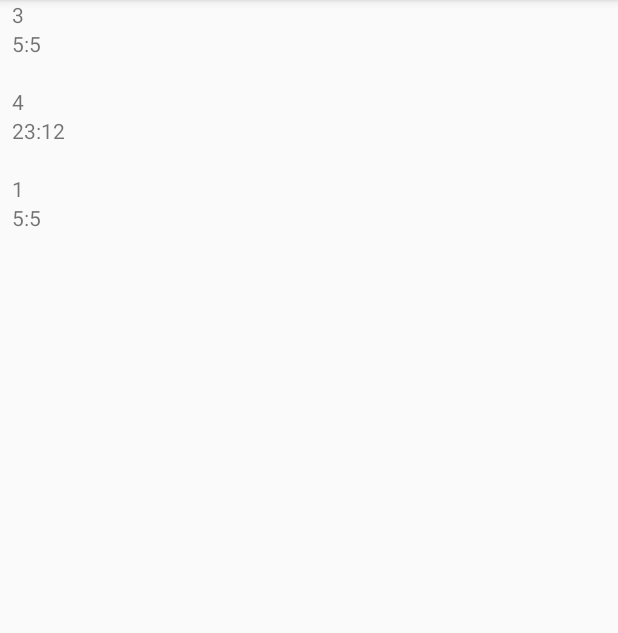
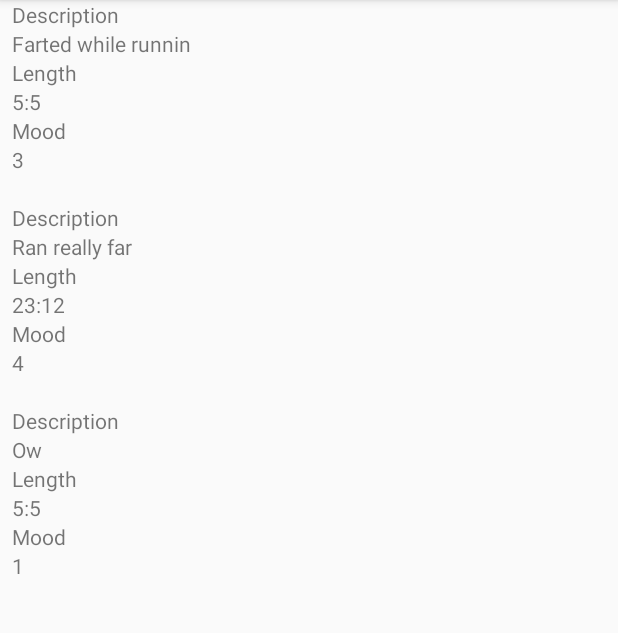
Before and after one commit to MichaelJahns/Health-Tracker, an Android app: the streamEntryActivity screen opened directly, with no data from a screen before it, on a phone screen of 412 x 824 dp, the part 84-717 px from its top. Run offline under Robolectric (Android 15) with nearby library versions, the phone set to English and light mode, and no system bars; our stand-ins replace Room's generated code.

Commit message:
Finishes recycler view

```diff
--- a/app/src/main/java/com/example/healthtracker/EntryLayoutAdapter.java
+++ b/app/src/main/java/com/example/healthtracker/EntryLayoutAdapter.java
@@ -28,7 +28,7 @@ public class EntryLayoutAdapter extends RecyclerView.Adapter<EntryLayoutAdapter.
         public void setEntry(Entry entry){
             this.textDescription.setText(String.format("%s", entry.getDescription()));
             this.textLength.setText(String.format("%s", entry.getLength()));
-            this.textDescription.setText(String.format("%d", entry.getMood()));
+            this.textMood.setText(String.format("%d", entry.getMood()));
         }
     }
 
--- a/app/src/main/res/layout/single_entry.xml
+++ b/app/src/main/res/layout/single_entry.xml
@@ -2,6 +2,12 @@
     android:layout_width="match_parent"
     android:layout_height="wrap_content"
     android:orientation="vertical">
+
+    <TextView
+        android:id="@+id/labelDescription"
+        android:layout_width="match_parent"
+        android:layout_height="wrap_content"
+        android:text="Description" />
 
     <TextView
         android:id="@+id/text_description"
@@ -9,12 +15,29 @@
         android:layout_height="wrap_content" />
 
     <TextView
+        android:id="@+id/labelLength"
+        android:layout_width="match_parent"
+        android:layout_height="wrap_content"
+        android:text="Length" />
+
+    <TextView
         android:id="@+id/text_length"
         android:layout_width="match_parent"
         android:layout_height="wrap_content" />
 
     <TextView
+        android:id="@+id/labelMood"
+        android:layout_width="match_parent"
+        android:layout_height="wrap_content"
+        android:text="Mood" />
+
+    <TextView
         android:id="@+id/text_mood"
         android:layout_width="match_parent"
         android:layout_height="wrap_content" />
+
+    <TextView
+        android:id="@+id/spacer"
+        android:layout_width="match_parent"
+        android:layout_height="wrap_content" />
 </LinearLayout>
```
